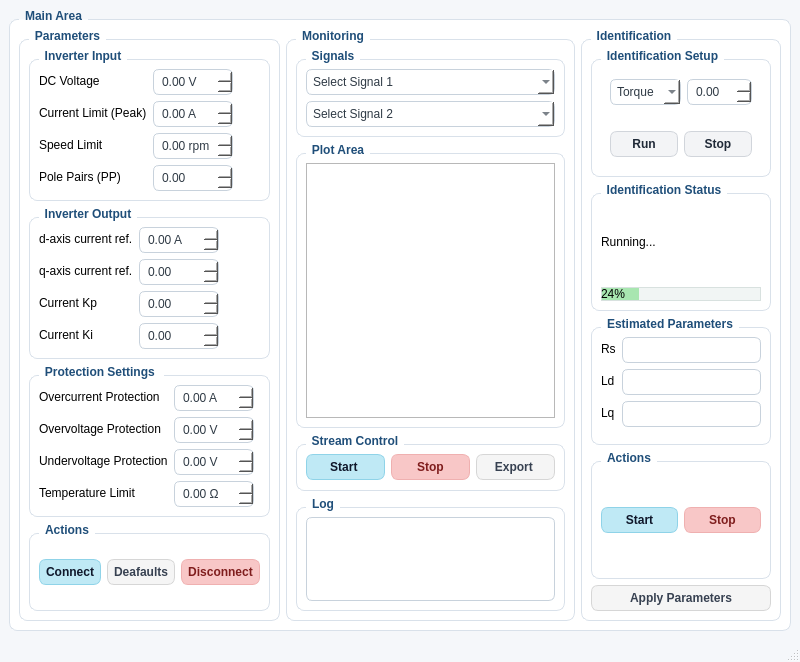
Qt form pantalla/main_window.ui (Albadlhm5/Low-Voltage-Inverter-App) before a commit.
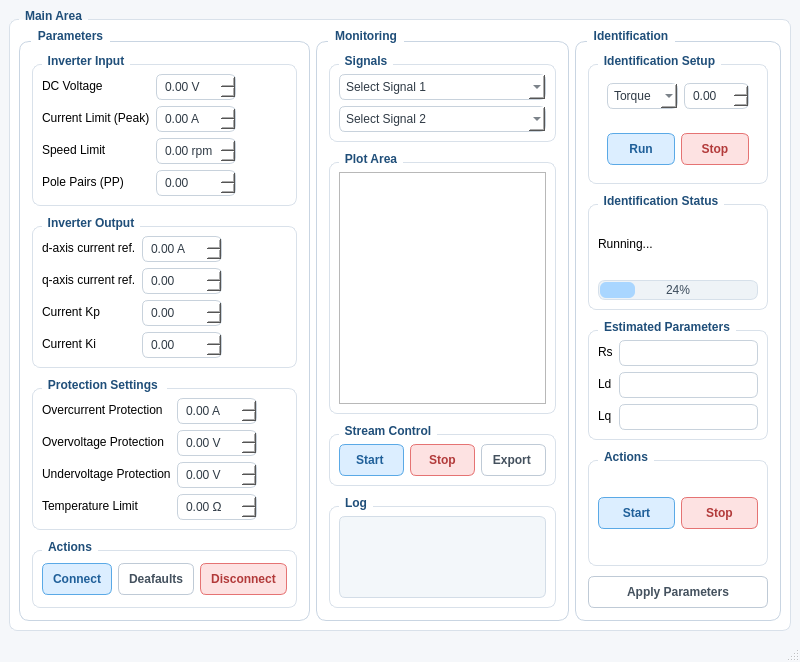
The same form after that commit.

Commit message: mejora estilo visual de la interfaz (conjunto botones, boxes, log, etc.)

The edit to the form file:
```diff
--- a/pantalla/main_window.ui
+++ b/pantalla/main_window.ui
@@ -79,103 +79,201 @@
 /* --------------------------------------------------------- */
 QDoubleSpinBox:focus, QSpinBox:focus, QComboBox:focus, QLineEdit:focus, QPlainTextEdit:focus {
     border: 1px solid #5AA9E6;
-}</string>
-  </property>
-  <widget class="QWidget" name="centralwidget">
-   <property name="styleSheet">
-    <string notr="true">QPushButton {
-    background-color: #f3f4f6;
-    color: #1f2937;
-    border: 1px solid #d1d5db;
-    border-radius: 7px;
-    padding: 1px 6px;
+}
+
+/* --------------------------------------------------------- */
+/* BLOQUES PRINCIPALES                                       */
+/* Parameters / Monitoring / Identification                  */
+/* --------------------------------------------------------- */
+QGroupBox#parametersGroupBox,
+QGroupBox#monitoringGroupBox,
+QGroupBox#identificationGroupBox {
+    background-color: #FFFFFF;
+    border: 1px solid #C9D5E2;
+    border-radius: 10px;
+    margin-top: 12px;
+    font-weight: 700;
+    color: #1F4E79;
+}
+
+/* --------------------------------------------------------- */
+/* TÍTULOS DE LOS BLOQUES PRINCIPALES                        */
+/* --------------------------------------------------------- */
+QGroupBox#parametersGroupBox::title,
+QGroupBox#monitoringGroupBox::title,
+QGroupBox#identificationGroupBox::title {
+    subcontrol-origin: margin;
+    left: 12px;
+    padding: 0 5px 0 5px;
+}
+
+
+/* --------------------------------------------------------- */
+/* ESTILO BASE DE TODOS LOS BOTONES                          */
+/* Más compactos y técnicos                                  */
+/* --------------------------------------------------------- */
+QPushButton {
+    border-radius: 6px;
+    padding: 4px 10px;
+    font-weight: 600;
     min-height: 22px;
-    font-weight: 500;
+    background-color: #FFFFFF;
+    border: 1px solid #C8D2DC;
+    color: #44515E;
 }
 
-QPushButton:hover {
-    background-color: #e5e7eb;
-}
-
-QPushButton:pressed {
-    background-color: #d1d5db;
-}
-
-/* BOTONES AZULES */
+/* --------------------------------------------------------- */
+/* BOTONES AZULES - acciones principales                     */
+/* Connect / Start / Run                                     */
+/* --------------------------------------------------------- */
 QPushButton#connectButton,
 QPushButton#startButton,
+QPushButton#runButton,
 QPushButton#startIdentificationButton {
-    background-color: #bfe9f5;
-    color: #0f172a;
-    border: 1px solid #8fd3e8;
+    background-color: #DCEEFF;
+    border: 1px solid #5AA9E6;
+    color: #1F5F99;
 }
 
 QPushButton#connectButton:hover,
 QPushButton#startButton:hover,
+QPushButton#runButton:hover,
 QPushButton#startIdentificationButton:hover {
-    background-color: #a9dfef;
+    background-color: #CFE7FF;
 }
 
 QPushButton#connectButton:pressed,
 QPushButton#startButton:pressed,
+QPushButton#runButton:pressed,
 QPushButton#startIdentificationButton:pressed {
-    background-color: #93d4e8;
+    background-color: #BDDFFF;
 }
 
-/* BOTONES ROJOS PASTEL */
+/* --------------------------------------------------------- */
+/* BOTONES ROJOS - acciones de parar o desconectar           */
+/* Stop / Disconnect                                         */
+/* --------------------------------------------------------- */
 QPushButton#disconnectButton,
 QPushButton#stopButton,
+QPushButton#stopModeButton,
 QPushButton#stopIdentificationButton {
-    background-color: #f8c7c7;
-    color: #7f1d1d;
-    border: 1px solid #efb0b0;
+    background-color: #FDE2E2;
+    border: 1px solid #E57373;
+    color: #B23A3A;
 }
 
 QPushButton#disconnectButton:hover,
 QPushButton#stopButton:hover,
+QPushButton#stopModeButton:hover,
 QPushButton#stopIdentificationButton:hover {
-    background-color: #f5b6b6;
+    background-color: #FAD4D4;
 }
 
 QPushButton#disconnectButton:pressed,
 QPushButton#stopButton:pressed,
+QPushButton#stopModeButton:pressed,
 QPushButton#stopIdentificationButton:pressed {
-    background-color: #eea4a4;
+    background-color: #F6C1C1;
 }
 
-/* BOTONES GRISES ELEGANTES */
+/* --------------------------------------------------------- */
+/* BOTONES NEUTROS - acciones secundarias                    */
+/* Defaults / Export / Apply Parameters                      */
+/* --------------------------------------------------------- */
 QPushButton#defaultsButton,
 QPushButton#exportButton,
 QPushButton#applyParametersButton {
-    background-color: #f5f5f5;
-    color: #374151;
-    border: 1px solid #d6d6d6;
+    background-color: #FFFFFF;
+    border: 1px solid #BFCAD6;
+    color: #44515E;
 }
 
 QPushButton#defaultsButton:hover,
 QPushButton#exportButton:hover,
 QPushButton#applyParametersButton:hover {
-    background-color: #ebebeb;
+    background-color: #F6F9FC;
 }
 
 QPushButton#defaultsButton:pressed,
 QPushButton#exportButton:pressed,
 QPushButton#applyParametersButton:pressed {
-    background-color: #dfdfdf;
+    background-color: #EAF0F5;
 }
-QProgressBar#identificationProgressBar {
-    background-color: #f1f5f4;
-    border: 1px solid #d8e1df;
-    border-radius: 8px;
-    min-height: 12px;
-    max-height: 12px;
+
+
+/* --------------------------------------------------------- */
+/* BARRA DE PROGRESO         */
+/* --------------------------------------------------------- */
+
+/* --------------------------------------------------------- */
+/* PARTE EXTERIOR DE LA BARRA                                */
+/* Cambia:
+   - color de fondo de la barra vacía
+   - borde exterior
+   - esquinas redondeadas
+   - altura de la barra
+   - color del texto del porcentaje
+*/
+/* --------------------------------------------------------- */
+QProgressBar {
+    background-color: #EEF3F7;
+    border: 1px solid #D6E0EA;
+    border-radius: 7px;
+    text-align: center;
+    color: #3A4A5A;
+    min-height: 18px;
+    max-height: 18px;
 }
 
-QProgressBar#identificationProgressBar::chunk {
-    background-color: #a8e6b0;
-    border-radius: 8px;
+/* --------------------------------------------------------- */
+/* PARTE RELLENA DE LA BARRA                                 */
+/* Cambia:
+   - color azul pastel del progreso
+   - redondeo interior
+   - margen para que no toque el borde exterior
+*/
+/* --------------------------------------------------------- */
+QProgressBar::chunk {
+    background-color: #A9D6FF;
+    border-radius: 6px;
+    margin: 1px;
+}
+
+
+/* --------------------------------------------------------- */
+/* LOG - ESTILO                                 */
+/* Este bloque cambia el aspecto del QPlainTextEdit del log  */
+/* --------------------------------------------------------- */
+
+/* --------------------------------------------------------- */
+/* CAJA DEL LOG                                              */
+/* Cambia:
+   - fondo del log
+   - borde
+   - esquinas redondeadas
+   - color del texto
+   - tipo de letra más técnico
+*/
+/* --------------------------------------------------------- */
+QPlainTextEdit {
+    background-color: #F3F7FA;
+    border: 1px solid #D3DDE7;
+    border-radius: 6px;
+    color: #334455;
+    padding: 6px;
+    font-family: &quot;Consolas&quot;;
+    font-size: 10pt;
+}
+
+/* --------------------------------------------------------- */
+/* LOG                         */
+/* Cambia el borde al hacer clic dentro del log              */
+/* --------------------------------------------------------- */
+QPlainTextEdit:focus {
+    border: 1px solid #8CBFE8;
 }</string>
-   </property>
+  </property>
+  <widget class="QWidget" name="centralwidget">
    <layout class="QVBoxLayout" name="verticalLayout">
     <item>
      <widget class="QGroupBox" name="groupBox_2">
@@ -184,11 +282,26 @@
       </property>
       <layout class="QHBoxLayout" name="horizontalLayout" stretch="2,4,0">
        <item>
-        <widget class="QGroupBox" name="groupBox_5">
+        <widget class="QGroupBox" name="parametersGroupBox">
          <property name="title">
           <string>Parameters</string>
          </property>
          <layout class="QVBoxLayout" name="verticalLayout_2">
+          <property name="spacing">
+           <number>10</number>
+          </property>
+          <property name="leftMargin">
+           <number>12</number>
+          </property>
+          <property name="topMargin">
+           <number>12</number>
+          </property>
+          <property name="rightMargin">
+           <number>12</number>
+          </property>
+          <property name="bottomMargin">
+           <number>12</number>
+          </property>
           <item>
            <widget class="QGroupBox" name="groupBox_9">
             <property name="title">
@@ -481,11 +594,26 @@
         </widget>
        </item>
        <item>
-        <widget class="QGroupBox" name="groupBox_4">
+        <widget class="QGroupBox" name="monitoringGroupBox">
          <property name="title">
           <string>Monitoring</string>
          </property>
          <layout class="QVBoxLayout" name="verticalLayout_3" stretch="1,5,1,2">
+          <property name="spacing">
+           <number>10</number>
+          </property>
+          <property name="leftMargin">
+           <number>12</number>
+          </property>
+          <property name="topMargin">
+           <number>12</number>
+          </property>
+          <property name="rightMargin">
+           <number>12</number>
+          </property>
+          <property name="bottomMargin">
+           <number>12</number>
+          </property>
           <item>
            <widget class="QGroupBox" name="groupBox_13">
             <property name="title">
@@ -658,11 +786,26 @@
         </widget>
        </item>
        <item>
-        <widget class="QGroupBox" name="groupBox_3">
+        <widget class="QGroupBox" name="identificationGroupBox">
          <property name="title">
           <string>Identification</string>
          </property>
          <layout class="QVBoxLayout" name="verticalLayout_7">
+          <property name="spacing">
+           <number>10</number>
+          </property>
+          <property name="leftMargin">
+           <number>12</number>
+          </property>
+          <property name="topMargin">
+           <number>12</number>
+          </property>
+          <property name="rightMargin">
+           <number>12</number>
+          </property>
+          <property name="bottomMargin">
+           <number>12</number>
+          </property>
           <item>
            <widget class="QGroupBox" name="groupBox_15">
             <property name="title">
```
The commit also changes 1 other file.
